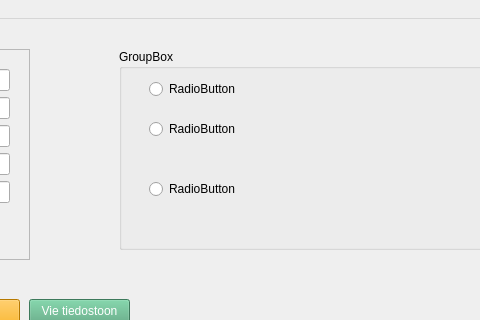
Above: exportTool.ui from dildorababaerova/svg_esimerkki before the change; both pictures show x 431 to 911 and y 0 to 320 of the 1120 by 961 pixel window. Below: the same form after it.
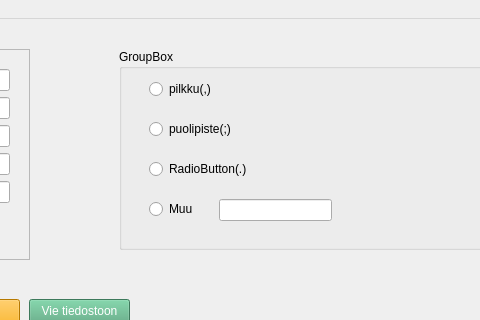
That is the form after the change.

```diff
--- a/exportTool.ui
+++ b/exportTool.ui
@@ -267,7 +267,7 @@
       </rect>
      </property>
      <property name="text">
-      <string>RadioButton</string>
+      <string>pilkku(,)</string>
      </property>
     </widget>
     <widget class="QRadioButton" name="radioButton_2">
@@ -280,20 +280,43 @@
       </rect>
      </property>
      <property name="text">
-      <string>RadioButton</string>
+      <string>puolipiste(;)</string>
      </property>
     </widget>
     <widget class="QRadioButton" name="radioButton_3">
      <property name="geometry">
       <rect>
        <x>30</x>
-       <y>130</y>
-       <width>92</width>
+       <y>110</y>
+       <width>111</width>
        <height>20</height>
       </rect>
      </property>
      <property name="text">
-      <string>RadioButton</string>
+      <string>RadioButton(.)</string>
+     </property>
+    </widget>
+    <widget class="QRadioButton" name="radioButton_4">
+     <property name="geometry">
+      <rect>
+       <x>30</x>
+       <y>150</y>
+       <width>61</width>
+       <height>20</height>
+      </rect>
+     </property>
+     <property name="text">
+      <string>Muu</string>
+     </property>
+    </widget>
+    <widget class="QLineEdit" name="lineEdit">
+     <property name="geometry">
+      <rect>
+       <x>100</x>
+       <y>150</y>
+       <width>113</width>
+       <height>22</height>
+      </rect>
      </property>
     </widget>
    </widget>
```
